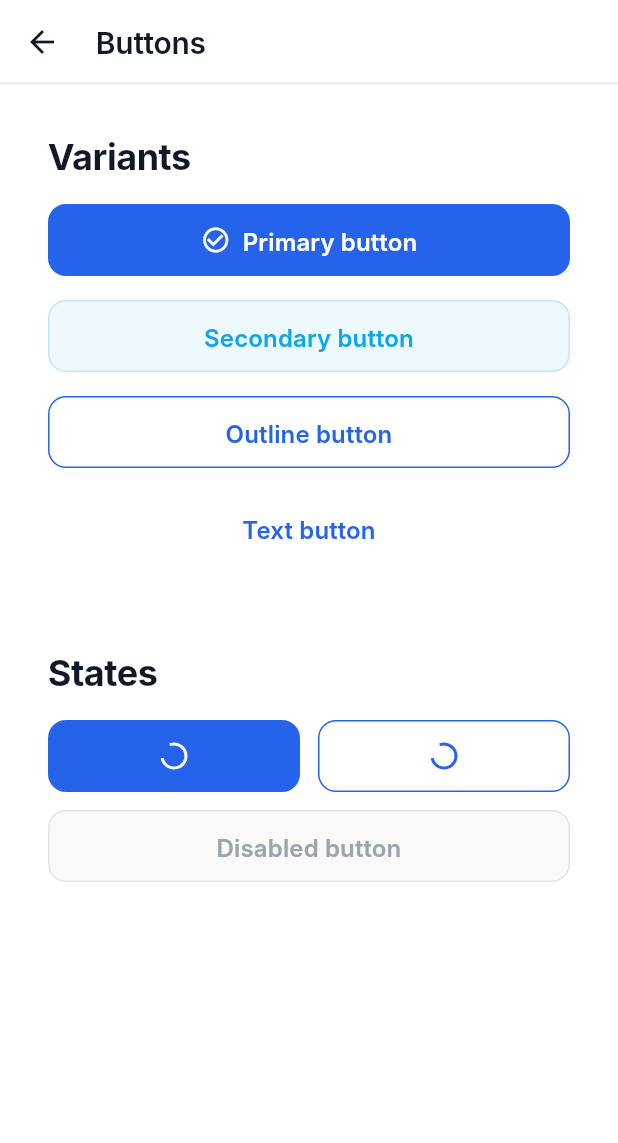
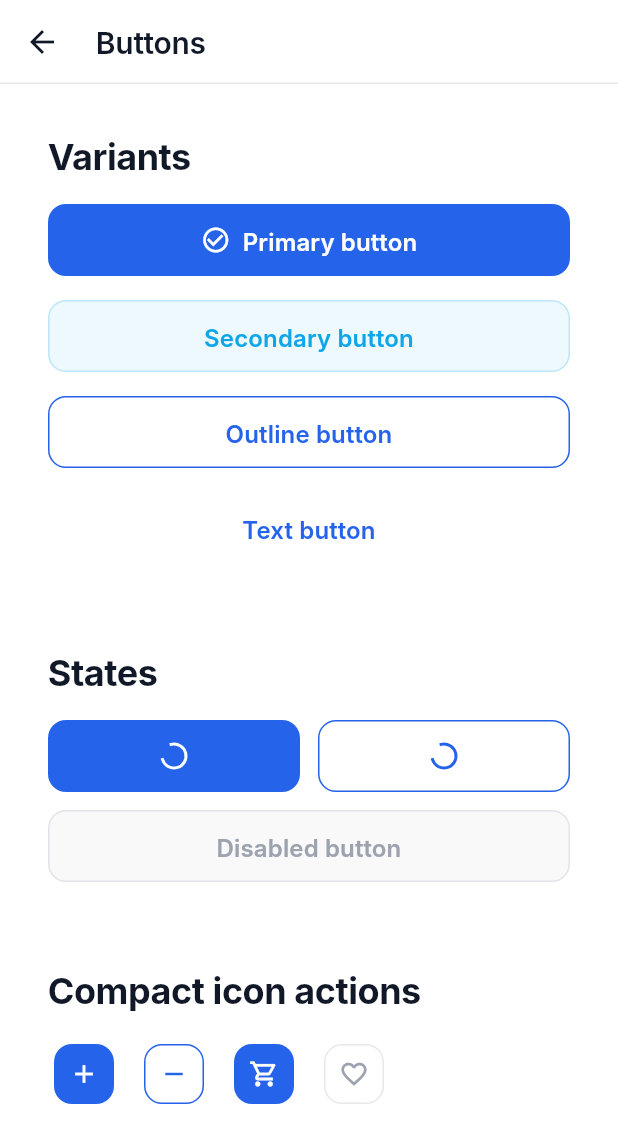
Before and after one commit to Jun2748/j_flutter_ui, a Flutter app: the ButtonDemo screen opened directly, on a phone screen of 412 x 824 dp. Shown: the top 1143 px of the screen. Run offline on Flutter 3.47's test engine with Material 3 defaults, Android fonts, the phone set to English and light mode, and no system bars; our stand-ins replace auto_size_text, flutter_html, flutter_svg; Roboto replaces fonts that are missing (Inter).

Commit message:
dev : add simple icon button for compact, reusable icon-action primitive built

```diff
--- a/example/lib/demo/widgets/buttons/button_demo.dart
+++ b/example/lib/demo/widgets/buttons/button_demo.dart
@@ -72,6 +72,36 @@ class ButtonDemo extends StatelessWidget {
               ],
             ),
           ),
+          JGaps.h24,
+          Section(
+            title: 'Compact icon actions',
+            child: Wrap(
+              spacing: JDimens.dp12,
+              runSpacing: JDimens.dp12,
+              children: <Widget>[
+                SimpleIconButton.filled(
+                  icon: Icons.add,
+                  tooltip: 'Add item',
+                  onPressed: () {},
+                ),
+                SimpleIconButton.outline(
+                  icon: Icons.remove,
+                  tooltip: 'Remove item',
+                  onPressed: () {},
+                ),
+                SimpleIconButton.filled(
+                  icon: Icons.shopping_cart_outlined,
+                  tooltip: 'Add to cart',
+                  onPressed: () {},
+                ),
+                const SimpleIconButton.outline(
+                  icon: Icons.favorite_border,
+                  tooltip: 'Disabled quick action',
+                  onPressed: null,
+                ),
+              ],
+            ),
+          ),
         ],
       ),
     );
--- a/lib/j_flutter_ui.dart
+++ b/lib/j_flutter_ui.dart
@@ -7,6 +7,7 @@ export 'src/ui/localization/intl.dart';
 export 'src/ui/localization/l.dart';
 export 'src/ui/resources/index.dart';
 export 'src/ui/widgets/controls/buttons/simple_button.dart';
+export 'src/ui/widgets/controls/buttons/simple_icon_button.dart';
 export 'src/ui/widgets/controls/dropdown/simple_dropdown.dart';
 export 'src/ui/widgets/controls/inputs/simple_checkbox.dart';
 export 'src/ui/widgets/controls/inputs/simple_radio.dart';
--- /dev/null
+++ b/lib/src/ui/widgets/controls/buttons/simple_icon_button.dart
@@ -0,0 +1,244 @@
+import 'package:flutter/material.dart';
+
+import '../../../resources/app_theme_tokens.dart';
+import '../../../resources/dimens.dart';
+
+enum _SimpleIconButtonVariant { filled, outline }
+
+class SimpleIconButton extends StatelessWidget {
+  const SimpleIconButton._({
+    super.key,
+    required this.icon,
+    required this.onPressed,
+    required _SimpleIconButtonVariant variant,
+    this.tooltip,
+    this.size,
+    this.iconSize,
+    this.backgroundColor,
+    this.foregroundColor,
+    this.borderColor,
+  }) : _variant = variant;
+
+  const SimpleIconButton.filled({
+    Key? key,
+    required IconData icon,
+    required VoidCallback? onPressed,
+    String? tooltip,
+    double? size,
+    double? iconSize,
+    Color? backgroundColor,
+    Color? foregroundColor,
+    Color? borderColor,
+  }) : this._(
+         key: key,
+         icon: icon,
+         onPressed: onPressed,
+         variant: _SimpleIconButtonVariant.filled,
+         tooltip: tooltip,
+         size: size,
+         iconSize: iconSize,
+         backgroundColor: backgroundColor,
+         foregroundColor: foregroundColor,
+         borderColor: borderColor,
+       );
+
+  const SimpleIconButton.outline({
+    Key? key,
+    required IconData icon,
+    required VoidCallback? onPressed,
+    String? tooltip,
+    double? size,
+    double? iconSize,
+    Color? backgroundColor,
+    Color? foregroundColor,
+    Color? borderColor,
+  }) : this._(
+         key: key,
+         icon: icon,
+         onPressed: onPressed,
+         variant: _SimpleIconButtonVariant.outline,
+         tooltip: tooltip,
+         size: size,
+         iconSize: iconSize,
+         backgroundColor: backgroundColor,
+         foregroundColor: foregroundColor,
+         borderColor: borderColor,
+       );
+
+  static const Set<WidgetState> _enabledState = <WidgetState>{};
+  static const Set<WidgetState> _disabledState = <WidgetState>{
+    WidgetState.disabled,
+  };
+
+  final IconData icon;
+  final VoidCallback? onPressed;
+  final String? tooltip;
+  final double? size;
+  final double? iconSize;
+  final Color? backgroundColor;
+  final Color? foregroundColor;
+  final Color? borderColor;
+  final _SimpleIconButtonVariant _variant;
+
+  @override
+  Widget build(BuildContext context) {
+    final ThemeData theme = Theme.of(context);
+    final AppThemeTokens tokens = theme.appThemeTokens;
+    final ButtonStyle themeStyle =
+        theme.iconButtonTheme.style ?? const ButtonStyle();
+    final bool isDisabled = onPressed == null;
+    final Set<WidgetState> states = isDisabled ? _disabledState : _enabledState;
+    final double resolvedSize =
+        size ??
+        themeStyle.fixedSize?.resolve(states)?.shortestSide ??
+        themeStyle.minimumSize?.resolve(states)?.shortestSide ??
+        JDimens.dp40;
+    final double resolvedIconSize =
+        iconSize ??
+        themeStyle.iconSize?.resolve(states) ??
+        theme.iconTheme.size ??
+        JIconSizes.md;
+    final EdgeInsetsGeometry resolvedPadding =
+        themeStyle.padding?.resolve(states) ?? EdgeInsets.zero;
+    final ShapeBorder? themedShape = themeStyle.shape?.resolve(states);
+    final OutlinedBorder resolvedShape = themedShape is OutlinedBorder
+        ? themedShape
+        : RoundedRectangleBorder(
+            borderRadius: BorderRadius.circular(JDimens.dp12),
+          );
+    final Color resolvedForegroundColor = _foregroundColor(
+      themeStyle,
+      theme,
+      tokens,
+      states,
+      isDisabled,
+    );
+    final Color resolvedBackgroundColor = _backgroundColor(
+      themeStyle,
+      theme,
+      tokens,
+      states,
+      isDisabled,
+    );
+    final BorderSide resolvedBorderSide = _borderSide(
+      themeStyle,
+      theme,
+      tokens,
+      states,
+      isDisabled,
+    );
+    final ButtonStyle style = themeStyle.copyWith(
+      padding: WidgetStatePropertyAll<EdgeInsetsGeometry>(resolvedPadding),
+      shape: WidgetStatePropertyAll<OutlinedBorder>(resolvedShape),
+      backgroundColor: WidgetStatePropertyAll<Color>(resolvedBackgroundColor),
+      foregroundColor: WidgetStatePropertyAll<Color>(resolvedForegroundColor),
+      side: WidgetStatePropertyAll<BorderSide>(resolvedBorderSide),
+      elevation: const WidgetStatePropertyAll<double>(0),
+      shadowColor: const WidgetStatePropertyAll<Color>(Colors.transparent),
+    );
+    final BoxConstraints constraints = BoxConstraints.tightFor(
+      width: resolvedSize,
+      height: resolvedSize,
+    );
+    final Widget iconWidget = Icon(icon, size: resolvedIconSize);
+
+    switch (_variant) {
+      case _SimpleIconButtonVariant.filled:
+        return IconButton.filled(
+          onPressed: onPressed,
+          tooltip: tooltip,
+          constraints: constraints,
+          iconSize: resolvedIconSize,
+          style: style,
+          icon: iconWidget,
+        );
+      case _SimpleIconButtonVariant.outline:
+        return IconButton.outlined(
+          onPressed: onPressed,
+          tooltip: tooltip,
+          constraints: constraints,
+          iconSize: resolvedIconSize,
+          style: style,
+          icon: iconWidget,
+        );
+    }
+  }
+
+  Color _backgroundColor(
+    ButtonStyle themeStyle,
+    ThemeData theme,
+    AppThemeTokens tokens,
+    Set<WidgetState> states,
+    bool isDisabled,
+  ) {
+    final Color? themedColor = themeStyle.backgroundColor?.resolve(states);
+    if (backgroundColor != null) {
+      return backgroundColor!;
+    }
+    if (themedColor != null) {
+      return themedColor;
+    }
+
+    switch (_variant) {
+      case _SimpleIconButtonVariant.filled:
+        return isDisabled ? theme.disabledColor.withAlpha(31) : tokens.primary;
+      case _SimpleIconButtonVariant.outline:
+        return Colors.transparent;
+    }
+  }
+
+  Color _foregroundColor(
+    ButtonStyle themeStyle,
+    ThemeData theme,
+    AppThemeTokens tokens,
+    Set<WidgetState> states,
+    bool isDisabled,
+  ) {
+    final Color? themedColor = themeStyle.foregroundColor?.resolve(states);
+    if (foregroundColor != null) {
+      return foregroundColor!;
+    }
+    if (themedColor != null) {
+      return themedColor;
+    }
+    if (isDisabled) {
+      return theme.disabledColor;
+    }
+
+    switch (_variant) {
+      case _SimpleIconButtonVariant.filled:
+        return tokens.onPrimaryResolved(theme);
+      case _SimpleIconButtonVariant.outline:
+        return tokens.primary;
+    }
+  }
+
+  BorderSide _borderSide(
+    ButtonStyle themeStyle,
+    ThemeData theme,
+    AppThemeTokens tokens,
+    Set<WidgetState> states,
+    bool isDisabled,
+  ) {
+    final BorderSide? themedSide = themeStyle.side?.resolve(states);
+    final double resolvedWidth = themedSide?.width ?? JDimens.dp1;
+    if (borderColor != null) {
+      return BorderSide(color: borderColor!, width: resolvedWidth);
+    }
+    if (themedSide != null) {
+      return themedSide;
+    }
+
+    switch (_variant) {
+      case _SimpleIconButtonVariant.filled:
+        return BorderSide.none;
+      case _SimpleIconButtonVariant.outline:
+        return BorderSide(
+          color: isDisabled
+              ? theme.disabledColor.withAlpha(64)
+              : tokens.primary,
+          width: resolvedWidth,
+        );
+    }
+  }
+}
```
Also changed, not shown: 5 other files.
